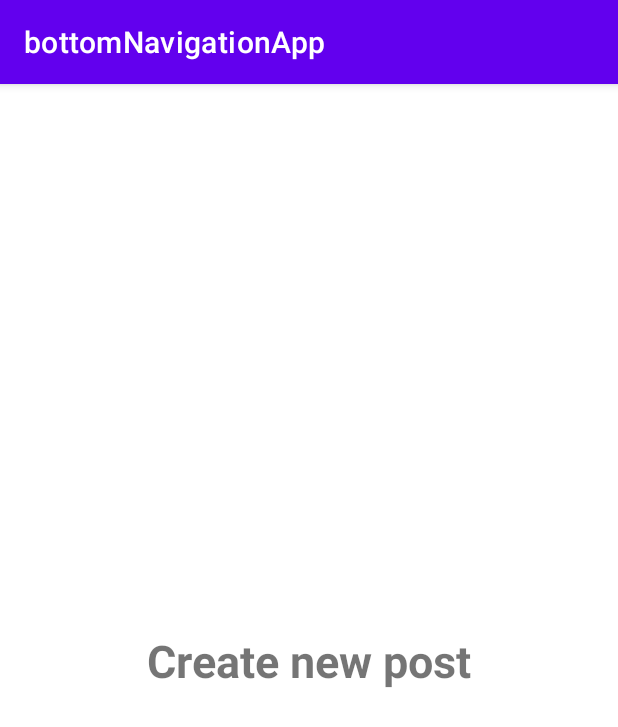
After one commit to Luxlorys/bottomNavigationApp, an Android app: the fragment NewPostFragment shown on its own in the app's theme, on a phone screen of 412 x 824 dp. The commit adds this screen. Shown: the top 727 px of the screen. Run offline under Robolectric (Android 15) with nearby library versions, the phone set to English and light mode, and no system bars.

Commit message:
created fragments for navigation

```diff
--- /dev/null
+++ b/app/src/main/java/com/example/bottomnavigationapp/NewPostFragment.kt
@@ -0,0 +1,59 @@
+package com.example.bottomnavigationapp
+
+import android.os.Bundle
+import androidx.fragment.app.Fragment
+import android.view.LayoutInflater
+import android.view.View
+import android.view.ViewGroup
+
+// TODO: Rename parameter arguments, choose names that match
+// the fragment initialization parameters, e.g. ARG_ITEM_NUMBER
+private const val ARG_PARAM1 = "param1"
+private const val ARG_PARAM2 = "param2"
+
+/**
+ * A simple [Fragment] subclass.
+ * Use the [NewPostFragment.newInstance] factory method to
+ * create an instance of this fragment.
+ */
+class NewPostFragment : Fragment() {
+    // TODO: Rename and change types of parameters
+    private var param1: String? = null
+    private var param2: String? = null
+
+    override fun onCreate(savedInstanceState: Bundle?) {
+        super.onCreate(savedInstanceState)
+        arguments?.let {
+            param1 = it.getString(ARG_PARAM1)
+            param2 = it.getString(ARG_PARAM2)
+        }
+    }
+
+    override fun onCreateView(
+        inflater: LayoutInflater, container: ViewGroup?,
+        savedInstanceState: Bundle?
+    ): View? {
+        // Inflate the layout for this fragment
+        return inflater.inflate(R.layout.fragment_new_post, container, false)
+    }
+
+    companion object {
+        /**
+         * Use this factory method to create a new instance of
+         * this fragment using the provided parameters.
+         *
+         * @param param1 Parameter 1.
+         * @param param2 Parameter 2.
+         * @return A new instance of fragment NewPostFragment.
+         */
+        // TODO: Rename and change types and number of parameters
+        @JvmStatic
+        fun newInstance(param1: String, param2: String) =
+            NewPostFragment().apply {
+                arguments = Bundle().apply {
+                    putString(ARG_PARAM1, param1)
+                    putString(ARG_PARAM2, param2)
+                }
+            }
+    }
+}
--- /dev/null
+++ b/app/src/main/res/layout/fragment_new_post.xml
@@ -0,0 +1,23 @@
+<?xml version="1.0" encoding="utf-8"?>
+<androidx.constraintlayout.widget.ConstraintLayout xmlns:android="http://schemas.android.com/apk/res/android"
+    xmlns:tools="http://schemas.android.com/tools"
+    android:layout_width="match_parent"
+    android:layout_height="match_parent"
+    android:orientation="vertical"
+    xmlns:app="http://schemas.android.com/apk/res-auto"
+    tools:context=".NewPostFragment">
+
+    <TextView
+        android:layout_width="wrap_content"
+        android:layout_height="wrap_content"
+        android:text="Create new post"
+        android:textSize="30sp"
+        android:textStyle="bold"
+        app:layout_constraintBottom_toBottomOf="parent"
+        app:layout_constraintEnd_toEndOf="parent"
+        app:layout_constraintHorizontal_bias="0.5"
+        app:layout_constraintStart_toStartOf="parent"
+        app:layout_constraintTop_toTopOf="parent"
+        app:layout_constraintVertical_bias="0.5" />
+
+</androidx.constraintlayout.widget.ConstraintLayout>
--- a/app/src/main/res/values/strings.xml
+++ b/app/src/main/res/values/strings.xml
@@ -1,3 +1,5 @@
 <resources>
     <string name="app_name">bottomNavigationApp</string>
+    <!-- TODO: Remove or change this placeholder text -->
+    <string name="hello_blank_fragment">Hello blank fragment</string>
 </resources>
```
Also changed, not shown: app/src/main/java/com/example/bottomnavigationapp/HomeFragment.kt (added, +59 -0 lines), app/src/main/java/com/example/bottomnavigationapp/ProfileFragment.kt (added, +59 -0 lines), app/src/main/res/layout/fragment_home.xml (added, +23 -0 lines), app/src/main/res/layout/fragment_profile.xml (added, +22 -0 lines).
